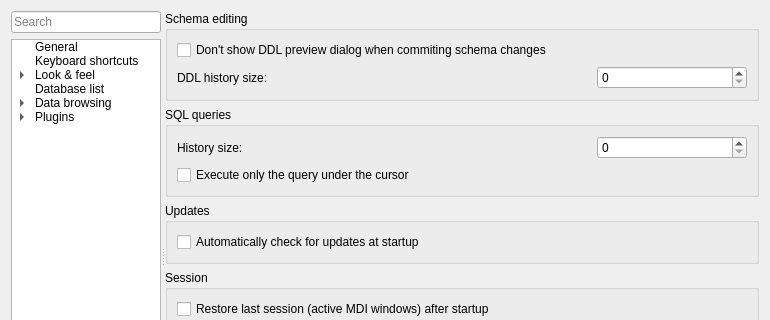
pawelsalawa/sqlitestudio, file trunk/SQLiteStudio3/guiSQLiteStudio/dialogs/configdialog.ui: the form before one commit; both pictures show x 0 to 770 and y 0 to 320 of the 770 by 539 pixel window.
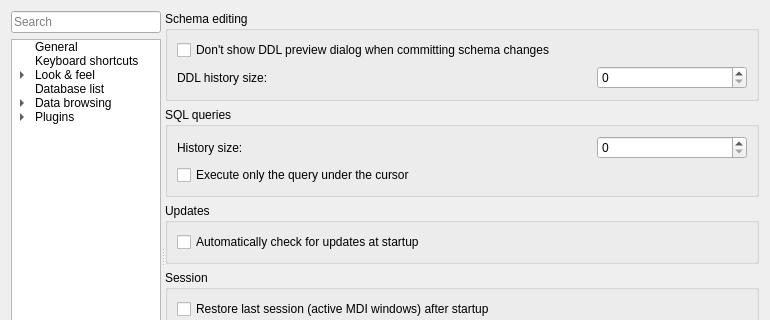
The form after the commit. The open tabs and pages were chosen to show the change. Icons and pictures are not drawn. Custom widgets are drawn as their Qt base class.

Patch:
```diff
--- a/trunk/SQLiteStudio3/guiSQLiteStudio/dialogs/configdialog.ui
+++ b/trunk/SQLiteStudio3/guiSQLiteStudio/dialogs/configdialog.ui
@@ -792,7 +792,7 @@
               <item row="0" column="0" colspan="2">
                <widget class="QCheckBox" name="dontShowDdlPreview">
                 <property name="text">
-                 <string>Don't show DDL preview dialog when commiting schema changes</string>
+                 <string>Don't show DDL preview dialog when committing schema changes</string>
                 </property>
                 <property name="cfg" stdset="0">
                  <string notr="true">General.DontShowDdlPreview</string>
```
Left out of the diff: 22 changed lines with no effect on the pictures.
